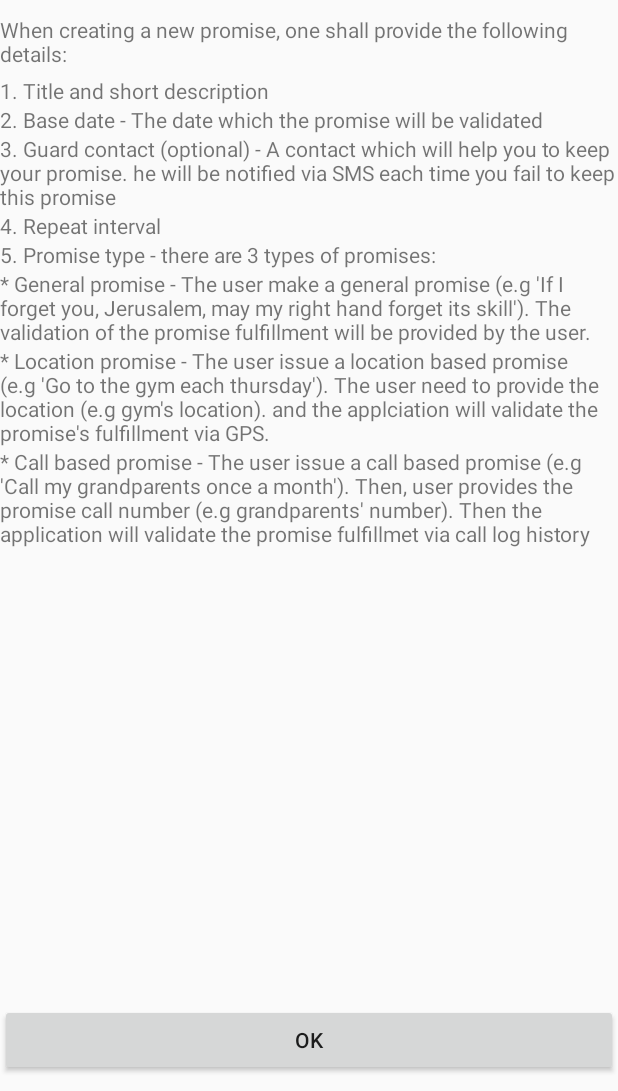
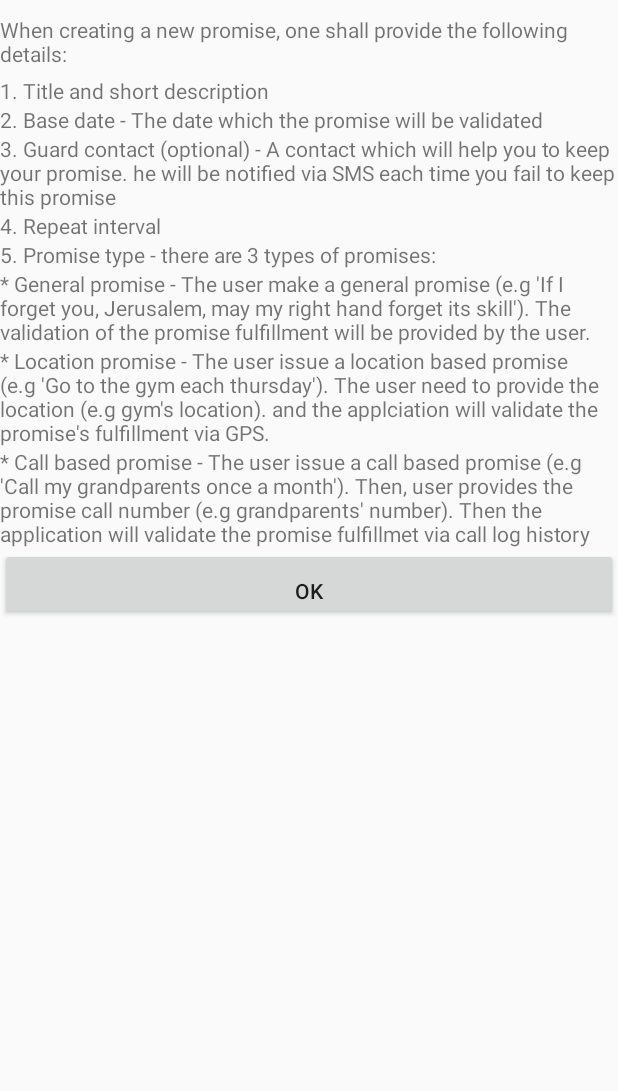
Before and after one commit to devomri/PromiseKeeper, an Android app: the screen it shows after launch (AboutActivity), on a phone screen of 412 x 824 dp, the part 145-1236 px from its top. Run offline under Robolectric (Android 15) with nearby library versions, the phone set to English and light mode, and no system bars.

Commit message:
added scroll for about activity

```diff
--- a/app/src/main/res/layout/activity_about.xml
+++ b/app/src/main/res/layout/activity_about.xml
@@ -4,6 +4,9 @@
     android:layout_height="match_parent"
     xmlns:android="http://schemas.android.com/apk/res/android">
 
+    <ScrollView
+        android:layout_width="match_parent"
+        android:layout_height="match_parent">
         <LinearLayout
             xmlns:android="http://schemas.android.com/apk/res/android"
             xmlns:app="http://schemas.android.com/apk/res-auto"
@@ -61,13 +64,13 @@
                 android:layout_height="wrap_content"
                 android:text="@string/about_details_item_8" />
 
-    </LinearLayout>
-
             <Button
                 android:layout_marginBottom="10dp"
                 android:layout_width="match_parent"
                 android:layout_height="wrap_content"
-        android:layout_alignParentBottom="true"
+                android:gravity="bottom|center"
                 android:text="@string/ok"
                 android:onClick="closeAboutActivity"/>
+        </LinearLayout>
+    </ScrollView>
 </RelativeLayout>
```
Lines whose indentation alone changed are shown as unchanged.
